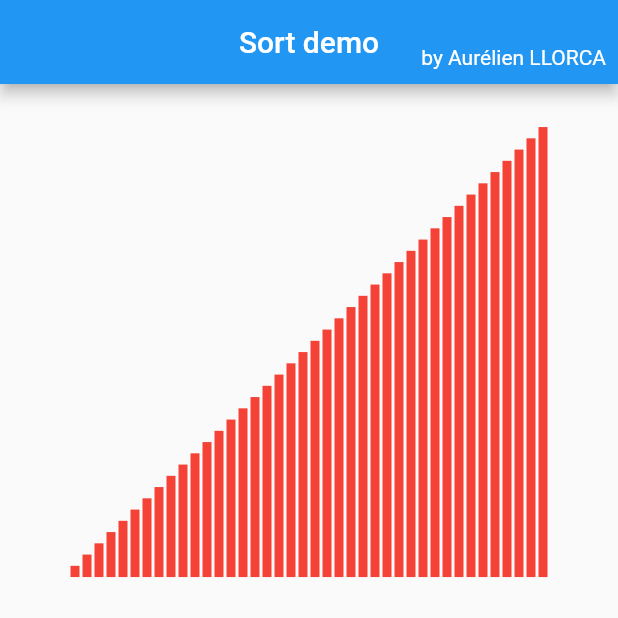
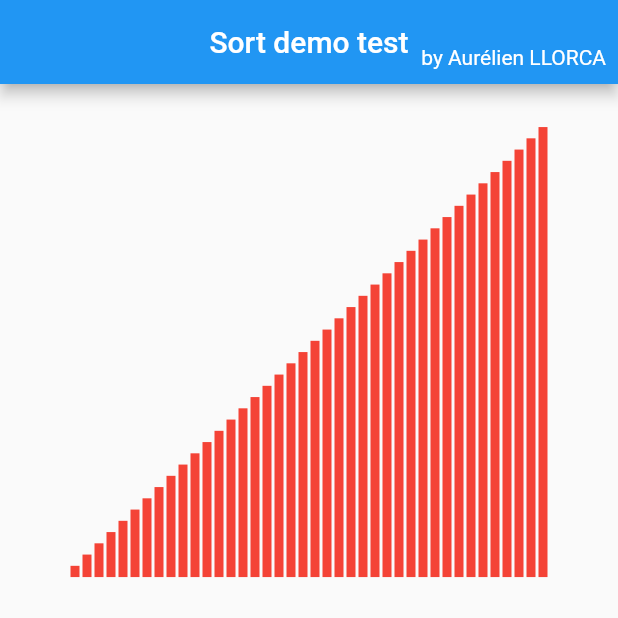
Before and after one commit to Boubourazi/sort_app, a Flutter app: the screen it shows after launch, on a phone screen of 412 x 824 dp, the top half of it. Run offline on Flutter 3.47's test engine with Material 2 defaults, Android fonts, the light colour scheme and no system bars; our stand-ins replace url_launcher_web.

Commit message:
update main.dart

```diff
--- a/lib/main.dart
+++ b/lib/main.dart
@@ -16,7 +16,7 @@ class MyApp extends StatelessWidget {
       theme: ThemeData(
         primarySwatch: Colors.blue,
       ),
-      home: MyHomePage(title: 'Sort demo'),
+      home: MyHomePage(title: 'Sort demo test'),
     );
   }
 }
```
Also changed, not shown: 3 other files.
